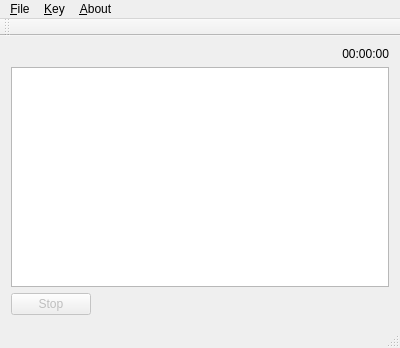
First picture: the form in mainwindow.ui, repository qmick/OneTimeEncryptor, before the edit.
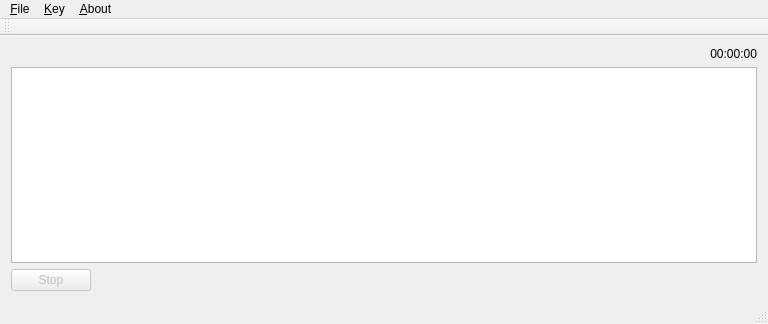
Second picture: the form after the edit.

```diff
--- a/mainwindow.ui
+++ b/mainwindow.ui
@@ -6,8 +6,8 @@
    <rect>
     <x>0</x>
     <y>0</y>
-    <width>400</width>
-    <height>348</height>
+    <width>768</width>
+    <height>324</height>
    </rect>
   </property>
   <property name="windowTitle">
@@ -57,7 +57,7 @@
     <rect>
      <x>0</x>
      <y>0</y>
-     <width>400</width>
+     <width>768</width>
      <height>22</height>
     </rect>
    </property>
```
